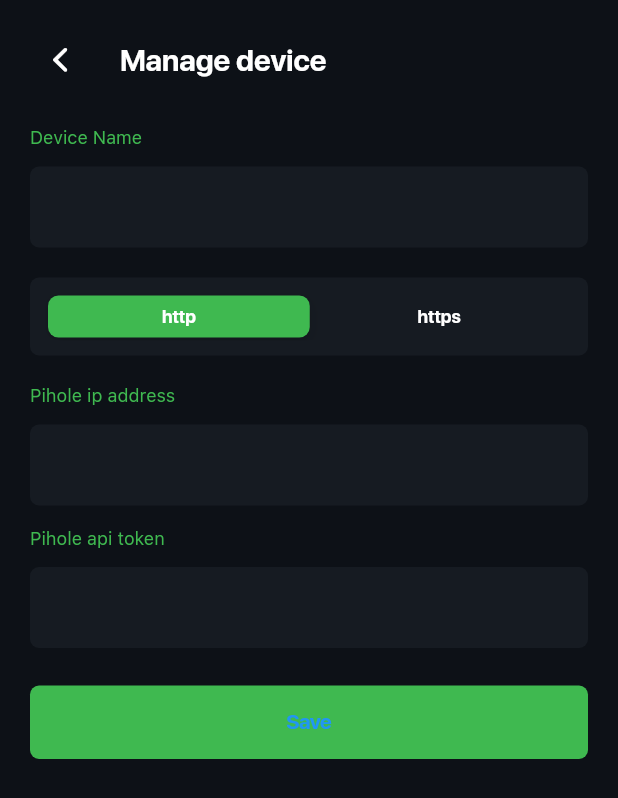
After one commit to zero-stealth/Pihole-Manager, a Flutter app: the EditDevice screen opened directly, on a phone screen of 412 x 824 dp. The commit adds this screen. Shown: the top 798 px of the screen. Run offline on Flutter 3.47's test engine with Material 2 defaults, Android fonts, the phone set to English and light mode, and no system bars; our stand-ins replace flutter_dotenv, flutter_svg, loading_animation_widget, sqflite; accounts and stored records are empty.

Commit message:
:hammer: Edit device data

```diff
--- /dev/null
+++ b/lib/screens/EditDevice.dart
@@ -0,0 +1,420 @@
+import 'dart:convert';
+import 'dart:developer';
+
+import 'package:flutter/cupertino.dart';
+import 'package:flutter/material.dart';
+import 'package:loading_animation_widget/loading_animation_widget.dart';
+import 'package:piremote/database/database_helper.dart';
+import 'package:piremote/screens/AddDevices.dart';
+import 'package:piremote/widgets/InputWidget.dart';
+import 'package:http/http.dart' as http;
+import 'package:html/parser.dart' as parser;
+
+class EditDevice extends StatefulWidget {
+  const EditDevice({Key? key}) : super(key: key);
+
+  @override
+  State<EditDevice> createState() => _EditDeviceState();
+}
+
+class _EditDeviceState extends State<EditDevice> {
+  TextEditingController ipcontroller = TextEditingController();
+  TextEditingController tokencontroller = TextEditingController();
+  TextEditingController namecontroller = TextEditingController();
+
+  buttonStatus(buttonState) {
+    switch (buttonState) {
+      case "loading":
+        return LoadingAnimationWidget.staggeredDotsWave(
+          color: Colors.white,
+          size: 25.0,
+        );
+      default:
+        return Text(
+          'Save',
+          style: TextStyle(
+            fontSize: 14.0,
+            fontFamily: "SFD-Bold",
+          ),
+        );
+    }
+  }
+
+  String buttonState = "notloading";
+
+  bool piholeStatus = false;
+  String piholeStatusMessage = "";
+
+  bool tokenStatus = false;
+  String tokenStatusMessage = "";
+  int? protocol = 0;
+  int id = 0;
+
+  final dbHelper = DatabaseHelper.instance;
+
+  currentData() async {
+    var device = await dbHelper.queryAllRows('devices');
+
+    namecontroller.text = device[0]['name'];
+    ipcontroller.text = device[0]['ip'];
+    tokencontroller.text = device[0]['apitoken'];
+
+    setState(() {
+      id = device[0]['_id'];
+    });
+
+    switch (device[0]['protocol']) {
+      case "http":
+        setState(() {
+          protocol = 0;
+        });
+        break;
+
+      case "https":
+        setState(() {
+          protocol = 1;
+        });
+        break;
+      default:
+    }
+  }
+
+  setProtocol() {
+    switch (protocol) {
+      case 0:
+        return "http";
+
+      case 1:
+        return "https";
+      default:
+    }
+  }
+
+  updateData() async {
+    Map<String, dynamic> row = {
+      "_id": id,
+      "ip": ipcontroller.text,
+      "name": namecontroller.text,
+      "protocol": await setProtocol(),
+      "apitoken": tokencontroller.text,
+    };
+
+    await dbHelper.update(row, "devices");
+    updatedModal(context);
+  }
+
+  test_ip() async {
+    var prot = await setProtocol();
+
+    try {
+      var url = '$prot://${ipcontroller.text}';
+      // /admin/api.php?getAllQueries=100&auth=
+      final response = await http.get(Uri.parse('$url/admin/api.php?summary'));
+      if (response.statusCode == 200) {
+        setState(() {
+          piholeStatus = true;
+          piholeStatusMessage = "Pihole ip is active.";
+        });
+        test_token();
+      } else {
+        setState(() {
+          piholeStatus = false;
+          piholeStatusMessage =
+              "Pihole not found on $prot://${ipcontroller.text}";
+          buttonState = "notloading";
+        });
+      }
+    } catch (e) {
+      print(e);
+      setState(() {
+        piholeStatus = false;
+        piholeStatusMessage =
+            "Pihole not found on ip $prot://${ipcontroller.text}";
+        buttonState = "notloading";
+      });
+    }
+  }
+
+  updatedModal(context) {
+    showModalBottomSheet(
+      shape: RoundedRectangleBorder(
+          borderRadius: BorderRadius.vertical(
+        top: Radius.circular(15.0),
+      )),
+      isScrollControlled: true,
+      backgroundColor: const Color(0xFF0D1117),
+      context: context,
+      builder: (BuildContext context) {
+        return StatefulBuilder(builder: (context, StateSetter setState) {
+          return Padding(
+            padding: MediaQuery.of(context).viewInsets,
+            child: Padding(
+              padding: const EdgeInsets.symmetric(horizontal: 20.0),
+              child: Column(
+                crossAxisAlignment: CrossAxisAlignment.start,
+                mainAxisSize: MainAxisSize.min,
+                children: [
+                  Row(
+                    mainAxisAlignment: MainAxisAlignment.center,
+                    children: [
+                      Container(
+                        width: 50.0,
+                        height: 4.0,
+                        margin: EdgeInsets.only(top: 15.0),
+                        decoration: BoxDecoration(
+                          borderRadius: BorderRadius.circular(50.0),
+                          color: const Color(0xFF161B22),
+                        ),
+                      ),
+                    ],
+                  ),
+                  const SizedBox(height: 30.0),
+                  Row(
+                    mainAxisAlignment: MainAxisAlignment.center,
+                    children: [
+                      Container(
+                        padding: EdgeInsets.all(20.0),
+                        decoration: BoxDecoration(
+                          borderRadius: BorderRadius.circular(50.0),
+                          color: const Color(0xFF0D1117),
+                        ),
+                        child: Icon(
+                          CupertinoIcons.hand_thumbsup_fill,
+                          color: Color(0xff3FB950),
+                          size: 100.0,
+                        ),
+                      ),
+                    ],
+                  ),
+                  const SizedBox(height: 10.0),
+                  Container(
+                    width: double.infinity,
+                    margin: const EdgeInsets.only(
+                      bottom: 10.0,
+                      left: 0.0,
+                      right: 0.0,
+                    ),
+                    child: CupertinoButton(
+                      borderRadius: BorderRadius.circular(6.0),
+                      color: const Color(0xFF161B22),
+                      child: Text(
+                        'Updated successfully',
+                        style: TextStyle(
+                          color: Color(0xff3FB950),
+                          fontSize: 12.0,
+                          fontFamily: "SFT-Regular",
+                        ),
+                      ),
+                      onPressed: () {
+                        FocusManager.instance.primaryFocus?.unfocus();
+                        Navigator.pop(context);
+                      },
+                    ),
+                  ),
+                  const SizedBox(height: 10.0),
+                ],
+              ),
+            ),
+          );
+        });
+      },
+    );
+  }
+
+  test_token() async {
+    var prot = await setProtocol();
+    var url = '$prot://${ipcontroller.text}';
+    // /admin/api.php?getAllQueries=100&auth=
+    final resp = await http.get(Uri.parse(
+        '$url/admin/api.php?getAllQueries=100&auth=${tokencontroller.text}'));
+
+    if (resp.statusCode == 200) {
+      final parsed = json.decode(resp.body);
+      if (parsed.length == 0) {
+        setState(() {
+          tokenStatus = false;
+          tokenStatusMessage = "Invalid Api token";
+          buttonState = "notloading";
+        });
+      } else {
+        setState(() {
+          buttonState = "notloading";
+          tokenStatusMessage = "";
+          piholeStatusMessage = "";
+          piholeStatus = false;
+          tokenStatus = false;
+        });
+        updateData();
+      }
+    } else {
+      setState(() {
+        tokenStatus = false;
+        tokenStatusMessage = "Invalid Api token";
+        buttonState = "notloading";
+      });
+    }
+  }
+
+  @override
+  void dispose() {
+    // TODO: implement dispose
+    super.dispose();
+  }
+
+  @override
+  void initState() {
+    // TODO: implement initState
+    super.initState();
+    currentData();
+  }
+
+  @override
+  Widget build(BuildContext context) {
+    return Scaffold(
+      backgroundColor: const Color(0xFF0D1117),
+      body: SafeArea(
+        child: SingleChildScrollView(
+          physics: BouncingScrollPhysics(),
+          child: Padding(
+            padding: const EdgeInsets.all(20.0),
+            child: Column(
+              children: [
+                Row(
+                  mainAxisAlignment: MainAxisAlignment.start,
+                  crossAxisAlignment: CrossAxisAlignment.center,
+                  children: [
+                    IconButton(
+                      visualDensity: VisualDensity.compact,
+                      padding: EdgeInsets.all(2.0),
+                      onPressed: () {
+                        Navigator.pop(context);
+                      },
+                      icon: Icon(
+                        CupertinoIcons.chevron_back,
+                        size: 25.0,
+                        color: Colors.white,
+                      ),
+                    ),
+                    SizedBox(width: 20.0),
+                    Text(
+                      'Manage device',
+                      style: TextStyle(
+                        color: Colors.white,
+                        fontSize: 20.0,
+                        fontFamily: 'SFD-Bold',
+                      ),
+                    ),
+                  ],
+                ),
+                const SizedBox(height: 25.0),
+                InputWidget(
+                  namecontroller: namecontroller,
+                  label: "Device Name",
+                  placeholder: namecontroller.text,
+                  lines: 1,
+                ),
+                SizedBox(height: 15.0),
+                Container(
+                  width: double.infinity,
+                  margin: EdgeInsets.only(
+                    top: 5.0,
+                    bottom: 20.0,
+                  ),
+                  padding: EdgeInsets.all(10.0),
+                  decoration: BoxDecoration(
+                    color: Color(0xFF161B22),
+                    borderRadius: BorderRadius.circular(6.0),
+                  ),
+                  child: CupertinoSlidingSegmentedControl(
+                    backgroundColor: Color(0xFF161B22),
+                    thumbColor: Color(0xff3FB950),
+                    groupValue: protocol,
+                    children: {
+                      0: Container(
+                        padding: EdgeInsets.all(5.0),
+                        decoration: BoxDecoration(
+                            borderRadius: BorderRadius.circular(6.0)),
+                        child: Text(
+                          "http",
+                          style: TextStyle(
+                            fontSize: 12.0,
+                            // color: Color(0xff3FB950),
+                            color: Colors.white,
+                            fontFamily: 'SFD-Bold',
+                          ),
+                        ),
+                      ),
+                      1: Container(
+                        padding: EdgeInsets.all(5.0),
+                        decoration: BoxDecoration(
+                            borderRadius: BorderRadius.circular(6.0)),
+                        child: Text(
+                          "https",
+                          style: TextStyle(
+                            fontSize: 12.0,
+                            // color: Color(0xff3FB950),
+                            color: Colors.white,
+                            fontFamily: 'SFD-Bold',
+                          ),
+                        ),
+                      ),
+                    },
+                    onValueChanged: (value) {
+                      // setState(() {
+                      //   protocol = value as int?;
+                      // });
+                    },
+                  ),
+                ),
+                InputWidget(
+                  namecontroller: ipcontroller,
+                  label: "Pihole ip address",
+                  placeholder: ipcontroller.text,
+                  lines: 1,
+                ),
+                const SizedBox(height: 15.0),
+                InputWidget(
+                  namecontroller: tokencontroller,
+                  label: "Pihole api token",
+                  placeholder: tokencontroller.text,
+                  lines: 1,
+                ),
+                SizedBox(height: 25.0),
+                Container(
+                  width: double.infinity,
+                  margin: const EdgeInsets.only(
+                    bottom: 10.0,
+                    left: 0.0,
+                    right: 0.0,
+                  ),
+                  child: CupertinoButton(
+                    borderRadius: BorderRadius.circular(6.0),
+                    color: const Color(0xff3FB950),
+                    child: buttonStatus(buttonState),
+                    onPressed: () {
+                      FocusManager.instance.primaryFocus?.unfocus();
+                      log("${namecontroller.text} - ${ipcontroller.text}");
+                      setState(() {
+                        buttonState = "loading";
+                      });
+                      test_ip();
+                    },
+                  ),
+                ),
+                const SizedBox(height: 4.0),
+                Notifier(
+                  active: piholeStatus,
+                  message: piholeStatusMessage,
+                ),
+                Notifier(
+                  active: tokenStatus,
+                  message: tokenStatusMessage,
+                ),
+              ],
+            ),
+          ),
+        ),
+      ),
+    );
+  }
+}
```
Also changed, not shown: lib/screens/Devices.dart (+8 -7 lines), lib/screens/Settings.dart (+15 -1 lines).
